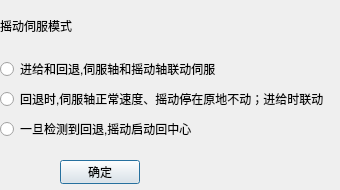
First picture: the form in forms/edit/cp/widget_cp_ln.ui, repository zephyrrr/Camotics_modbus, before the edit.
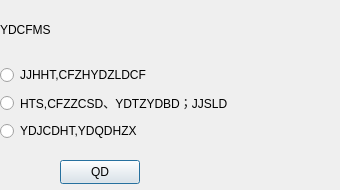
Second picture: the form after the edit.

```diff
--- a/forms/edit/cp/widget_cp_ln.ui
+++ b/forms/edit/cp/widget_cp_ln.ui
@@ -26,28 +26,28 @@
     <item>
      <widget class="QLabel" name="label">
       <property name="text">
-       <string>摇动伺服模式</string>
+       <string>YDCFMS</string>
       </property>
      </widget>
     </item>
     <item>
      <widget class="QRadioButton" name="radioButton">
       <property name="text">
-       <string>进给和回退,伺服轴和摇动轴联动伺服</string>
+       <string>JJHHT,CFZHYDZLDCF</string>
       </property>
      </widget>
     </item>
     <item>
      <widget class="QRadioButton" name="radioButton_2">
       <property name="text">
-       <string>回退时,伺服轴正常速度、摇动停在原地不动；进给时联动</string>
+       <string>HTS,CFZZCSD、YDTZYDBD；JJSLD</string>
       </property>
      </widget>
     </item>
     <item>
      <widget class="QRadioButton" name="radioButton_3">
       <property name="text">
-       <string>一旦检测到回退,摇动启动回中心</string>
+       <string>YDJCDHT,YDQDHZX</string>
       </property>
      </widget>
     </item>
@@ -63,7 +63,7 @@
     </rect>
    </property>
    <property name="text">
-    <string>确定</string>
+    <string>QD</string>
    </property>
   </widget>
  </widget>
```
Left out of the diff: 5 changed lines with no effect on the pictures.
